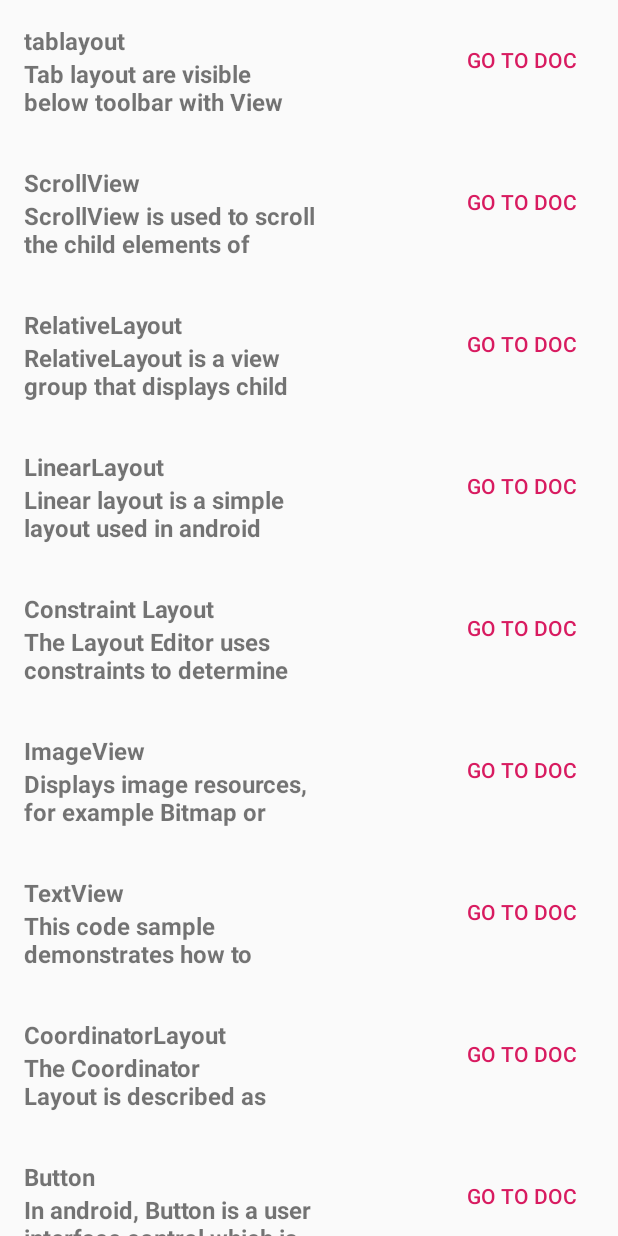
After one commit to AdityaAugustaFirmansyah/cv_android, an Android app: the fragment AllFeatureFragment shown on its own in the app's theme, on a phone screen of 412 x 824 dp. The commit adds this screen. Run offline under Robolectric (Android 15) with nearby library versions, the phone set to English and light mode, and no system bars.

Commit message:
implemtation apps info

```diff
--- a/app/src/main/AndroidManifest.xml
+++ b/app/src/main/AndroidManifest.xml
@@ -11,11 +11,11 @@
         android:supportsRtl="true"
         android:theme="@style/AppTheme">
         <activity android:name=".portfolio.PortfolioActivity"></activity>
-        <activity android:name=".appsinfo.AppsInfoActivity" />
         <activity android:name=".contact.ContactActivity" />
         <activity android:name=".certificate.CertificateActivity" />
         <activity android:name=".skill.SkillActivity" />
         <activity android:name=".aboutme.AboutMeActivity" />
+        <activity android:name=".appsinfo.AppsInfoActivity"/>
         <activity android:name=".MainActivity">
             <intent-filter>
                 <action android:name="android.intent.action.MAIN" />
--- /dev/null
+++ b/app/src/main/java/com/example/mycv/appsinfo/AllFeatureAdapter.java
@@ -0,0 +1,69 @@
+package com.example.mycv.appsinfo;
+
+import android.content.Intent;
+import android.net.Uri;
+import android.view.LayoutInflater;
+import android.view.View;
+import android.view.ViewGroup;
+import android.widget.Button;
+import android.widget.TextView;
+
+import androidx.annotation.NonNull;
+import androidx.recyclerview.widget.RecyclerView;
+
+import com.example.mycv.R;
+
+import java.util.ArrayList;
+
+public class AllFeatureAdapter extends RecyclerView.Adapter<AllFeatureAdapter.AllFeatureHolder> {
+
+    private ArrayList<AllFeatureModel>allFeatureModels;
+
+    @NonNull
+    @Override
+    public AllFeatureHolder onCreateViewHolder(@NonNull ViewGroup parent, int viewType) {
+        View view = LayoutInflater.from(parent.getContext()).inflate(R.layout.item_all_feature,parent,false);
+        return new AllFeatureHolder(view);
+    }
+
+    @Override
+    public void onBindViewHolder(@NonNull AllFeatureHolder holder, int position) {
+        holder.bindItem(allFeatureModels.get(position));
+    }
+
+    @Override
+    public int getItemCount() {
+        return allFeatureModels.size();
+    }
+
+    public void setAllFeatureModels(ArrayList<AllFeatureModel> allFeatureModels) {
+        this.allFeatureModels = allFeatureModels;
+    }
+
+    class AllFeatureHolder extends RecyclerView.ViewHolder {
+        TextView title,desc;
+        Button btnDoc;
+
+        AllFeatureHolder(@NonNull View itemView) {
+            super(itemView);
+            title = itemView.findViewById(R.id.title_feature);
+            desc = itemView.findViewById(R.id.desc_feature);
+            btnDoc = itemView.findViewById(R.id.btn_dcm_feature);
+        }
+
+        void bindItem(final AllFeatureModel allFeatureModel){
+            title.setText(allFeatureModel.getTitle());
+            desc.setText(allFeatureModel.getDesc());
+            btnDoc.setOnClickListener(new View.OnClickListener() {
+                @Override
+                public void onClick(View v) {
+                    Intent intent = new Intent();
+                    intent.setAction(Intent.ACTION_VIEW);
+                    intent.setPackage("com.android.chrome");
+                    intent.setData(Uri.parse(allFeatureModel.getLink()));
+                    v.getContext().startActivity(intent);
+                }
+            });
+        }
+    }
+}
--- /dev/null
+++ b/app/src/main/java/com/example/mycv/appsinfo/AllFeatureDummy.java
@@ -0,0 +1,70 @@
+package com.example.mycv.appsinfo;
+
+import java.util.ArrayList;
+
+public class AllFeatureDummy {
+    private static String [][] allFeature = new String[][]{
+            {
+                    "tablayout",
+                    "Tab layout are visible below toolbar with View pager, used to create swipeable views on. Tabs are designed to work with fragments.",
+                    "https://developer.android.com/reference/android/support/design/widget/TabLayout"
+            },
+            {
+                    "ScrollView",
+                    "ScrollView is used to scroll the child elements of palette inside ScrollView. Android supports vertical scroll view as default scrollView",
+                    "https://developer.android.com/reference/android/widget/ScrollView"
+            },
+            {
+                    "RelativeLayout",
+                    "RelativeLayout is a view group that displays child views in relative positions. The position of each view can be specified as relative to sibling elements",
+                    "https://developer.android.com/guide/topics/ui/layout/relative"
+            },
+            {
+                    "LinearLayout",
+                    "Linear layout is a simple layout used in android for layout designing. In the Linear layout all the elements are displayed in linear fashion means all the childs/elements of a linear layout are displayed according to its orientation.",
+                    "https://developer.android.com/reference/android/widget/LinearLayout"
+            },
+            {
+                    "Constraint Layout",
+                    "The Layout Editor uses constraints to determine the position of a UI element within the layout. A constraint represents a connection or alignment to another view",
+                    "https://developer.android.com/reference/android/support/constraint/ConstraintLayout"
+            },
+            {
+                    "ImageView",
+                    "Displays image resources, for example Bitmap or Drawable resources. ImageView is also commonly used to apply tints to an image and handle image scaling.",
+                    "https://developer.android.com/reference/android/widget/ImageView"
+            },
+            {
+                    "TextView",
+                    "This code sample demonstrates how to modify the contents of the text view defined in ... android:editable, If set, specifies that this TextView has an input method",
+                    "https://developer.android.com/reference/android/widget/TextView"
+            },
+            {
+                    "CoordinatorLayout",
+                    "The Coordinator Layout is described as a “a super-powered FrameLayout” according to the docs. It is used to facilitate how views within your layout interact with each other.",
+                    "https://developer.android.com/reference/android/support/design/widget/CoordinatorLayout"
+            },
+            {
+                    "Button",
+                    "In android, Button is a user interface control which is used to perform an action whenever the user click or tap on it",
+                    "https://developer.android.com/reference/android/widget/Button"
+            },
+            {
+                    "retrofit",
+                    "Retrofit is a type-safe HTTP client for Android and Java – developed by Square (Dagger, Okhttp).",
+                    "https://square.github.io/retrofit/"
+            },
+    };
+
+    public static ArrayList<AllFeatureModel> models(){
+            ArrayList<AllFeatureModel>models = new ArrayList<>();
+            for (String [] a:allFeature){
+                    AllFeatureModel allFeatureModel = new AllFeatureModel();
+                    allFeatureModel.setTitle(a[0]);
+                    allFeatureModel.setDesc(a[1]);
+                    allFeatureModel.setLink(a[2]);
+                    models.add(allFeatureModel);
+            }
+            return models;
+        }
+}
--- /dev/null
+++ b/app/src/main/java/com/example/mycv/appsinfo/AllFeatureFragment.java
@@ -0,0 +1,38 @@
+package com.example.mycv.appsinfo;
+
+
+import android.os.Bundle;
+
+import androidx.fragment.app.Fragment;
+import androidx.recyclerview.widget.LinearLayoutManager;
+import androidx.recyclerview.widget.RecyclerView;
+
+import android.view.LayoutInflater;
+import android.view.View;
+import android.view.ViewGroup;
+
+import com.example.mycv.R;
+
+import java.util.Objects;
+
+/**
+ * A simple {@link Fragment} subclass.
+ */
+public class AllFeatureFragment extends Fragment {
+
+    @Override
+    public View onCreateView(LayoutInflater inflater, ViewGroup container,
+                             Bundle savedInstanceState) {
+        View view = inflater.inflate(R.layout.fragment_all_feature, container, false);
+        rvAllFeature(view);
+        return view;
+    }
+
+    private void rvAllFeature(View view){
+        RecyclerView recyclerViewAllFeature = view.findViewById(R.id.rv_all_feature_info);
+        recyclerViewAllFeature.setLayoutManager(new LinearLayoutManager(getContext()));
+        AllFeatureAdapter allFeatureAdapter = new AllFeatureAdapter();
+        allFeatureAdapter.setAllFeatureModels(AllFeatureDummy.models());
+        recyclerViewAllFeature.setAdapter(allFeatureAdapter);
+    }
+}
--- /dev/null
+++ b/app/src/main/java/com/example/mycv/appsinfo/AllFeatureModel.java
@@ -0,0 +1,29 @@
+package com.example.mycv.appsinfo;
+
+public class AllFeatureModel {
+    private String title,desc,link;
+
+    public String getTitle() {
+        return title;
+    }
+
+    public void setTitle(String title) {
+        this.title = title;
+    }
+
+    public String getDesc() {
+        return desc;
+    }
+
+    public void setDesc(String desc) {
+        this.desc = desc;
+    }
+
+    public String getLink() {
+        return link;
+    }
+
+    public void setLink(String link) {
+        this.link = link;
+    }
+}
--- a/app/src/main/res/layout/activity_apps_info.xml
+++ b/app/src/main/res/layout/activity_apps_info.xml
@@ -9,6 +9,7 @@
 
     <com.google.android.material.tabs.TabLayout
         android:layout_width="match_parent"
+        android:background="@color/colorPrimary"
         android:layout_height="wrap_content"
         android:id="@+id/tab_layout_apps_info"/>
     <androidx.viewpager.widget.ViewPager
--- a/app/src/main/res/layout/activity_main.xml
+++ b/app/src/main/res/layout/activity_main.xml
@@ -155,6 +155,7 @@
                     android:layout_width="match_parent"
                     android:layout_height="match_parent"
                     android:padding="16dp"
+                    android:id="@+id/linear_apps_info"
                     android:orientation="vertical">
 
                     <ImageView
--- /dev/null
+++ b/app/src/main/res/layout/fragment_all_feature.xml
@@ -0,0 +1,14 @@
+<?xml version="1.0" encoding="utf-8"?>
+<LinearLayout xmlns:android="http://schemas.android.com/apk/res/android"
+    xmlns:tools="http://schemas.android.com/tools"
+    android:layout_width="match_parent"
+    android:layout_height="match_parent"
+    tools:context=".appsinfo.AllFeatureFragment">
+
+    <!-- TODO: Update blank fragment layout -->
+    <androidx.recyclerview.widget.RecyclerView
+        android:layout_width="match_parent"
+        android:layout_height="match_parent"
+        android:id="@+id/rv_all_feature_info"/>
+
+</LinearLayout>
--- /dev/null
+++ b/app/src/main/res/layout/item_all_feature.xml
@@ -0,0 +1,37 @@
+<?xml version="1.0" encoding="utf-8"?>
+<RelativeLayout xmlns:android="http://schemas.android.com/apk/res/android"
+    android:layout_width="match_parent"
+    android:padding="16dp"
+    android:layout_height="wrap_content">
+
+    <LinearLayout
+        android:layout_width="200dp"
+        android:layout_height="wrap_content"
+        android:layout_alignParentStart="true"
+        android:orientation="vertical">
+
+        <TextView
+            android:layout_width="match_parent"
+            android:layout_height="wrap_content"
+            android:textSize="16sp"
+            android:textStyle="bold"
+            android:id="@+id/title_feature"
+            android:text="Name feature" />
+
+        <TextView
+            android:layout_width="match_parent"
+            android:layout_height="wrap_content"
+            android:textSize="16sp"
+            android:id="@+id/desc_feature"
+            android:maxLines="2"
+            android:textStyle="bold"
+            android:text="desc feature" />
+    </LinearLayout>
+    <Button
+        android:layout_width="wrap_content"
+        android:layout_height="wrap_content"
+        android:layout_alignParentEnd="true"
+        style="@style/Widget.AppCompat.Button.Borderless.Colored"
+        android:id="@+id/btn_dcm_feature"
+        android:text="Go to doc"/>
+</RelativeLayout>
```
Also changed, not shown: app/src/main/java/com/example/mycv/MainActivity.java (+8 -4 lines), app/src/main/java/com/example/mycv/appsinfo/AppsInfoActivity.java (+10 -5 lines), app/src/main/java/com/example/mycv/appsinfo/AppsInfoFragment.java (added, +23 -0 lines), app/src/main/java/com/example/mycv/appsinfo/AppsInfoFragmentAdapter.java (+21 -2 lines), app/src/main/java/com/example/mycv/appsinfo/PictureFragment.java (added, +24 -0 lines), app/src/main/res/layout/fragment_apps_info.xml (added, +56 -0 lines), app/src/main/res/layout/fragment_picture.xml (added, +14 -0 lines).
